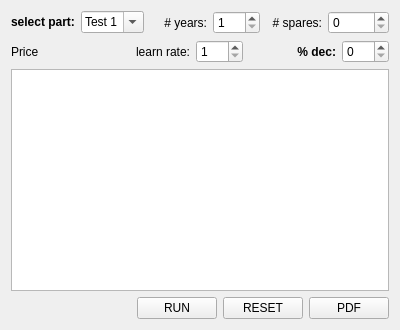
This is CBATool/pyQTFiles/widget.ui in emitsuwu/work-project as Qt 5 draws it before an edit. The edited form follows.
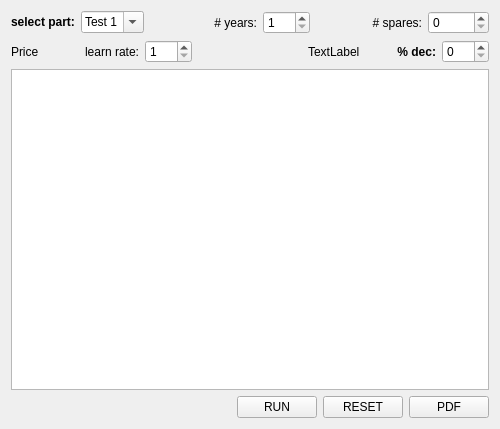
This is the edited form.

Commit message: added comments; THIS FILE DOESN'T INCLUDE PANDAS IMPLEMENTATION YET!!!

```diff
--- a/CBATool/pyQTFiles/widget.ui
+++ b/CBATool/pyQTFiles/widget.ui
@@ -6,8 +6,8 @@
    <rect>
     <x>0</x>
     <y>0</y>
-    <width>400</width>
-    <height>330</height>
+    <width>500</width>
+    <height>429</height>
    </rect>
   </property>
   <property name="windowTitle">
@@ -157,6 +157,9 @@
          <verstretch>0</verstretch>
         </sizepolicy>
        </property>
+       <property name="alignment">
+        <set>Qt::AlignLeading|Qt::AlignLeft|Qt::AlignVCenter</set>
+       </property>
        <property name="minimum">
         <number>1</number>
        </property>
@@ -165,6 +168,29 @@
        </property>
       </widget>
      </item>
+     <item>
+      <spacer name="horizontalSpacer_2">
+       <property name="orientation">
+        <enum>Qt::Horizontal</enum>
+       </property>
+       <property name="sizeType">
+        <enum>QSizePolicy::Fixed</enum>
+       </property>
+       <property name="sizeHint" stdset="0">
+        <size>
+         <width>110</width>
+         <height>20</height>
+        </size>
+       </property>
+      </spacer>
+     </item>
+     <item>
+      <widget class="QLabel" name="label_2">
+       <property name="text">
+        <string>TextLabel</string>
+       </property>
+      </widget>
+     </item>
      <item>
       <widget class="QLabel" name="percentDecLabel">
        <property name="font">
```
The commit also changes 2 other files.
